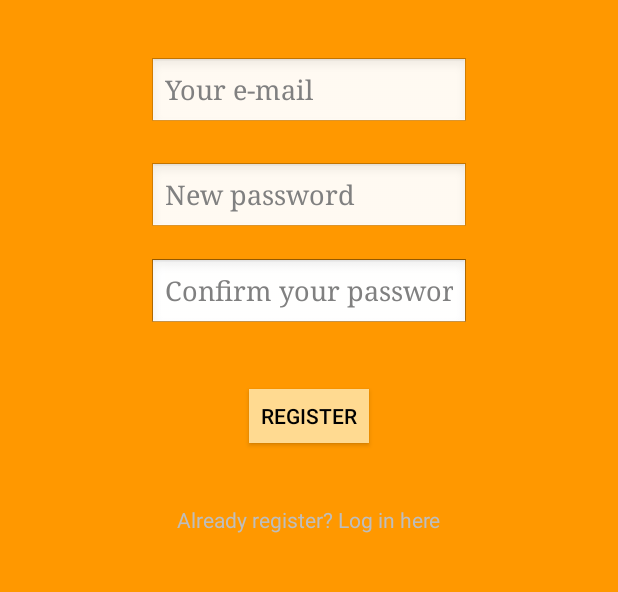
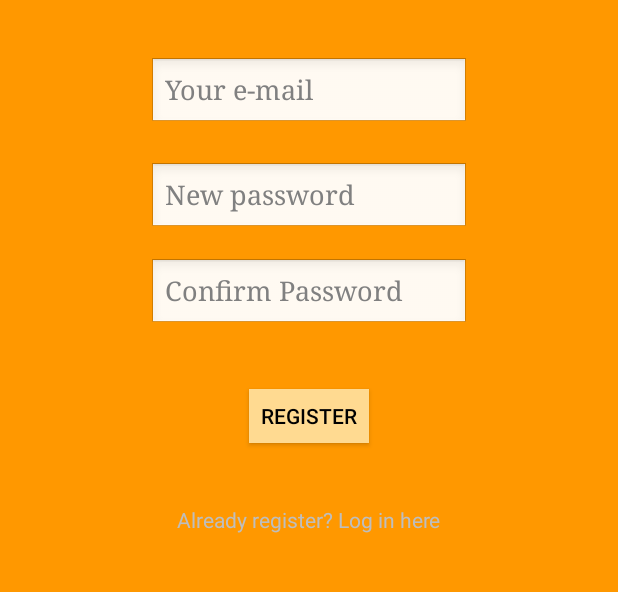
Before and after one commit to ramosjanoah/Simplicity, an Android app: the RegisterActivity screen opened directly, with no data from a screen before it, on a phone screen of 412 x 824 dp, the part 167-759 px from its top. Run offline under Robolectric (Android 15) with nearby library versions, the phone set to English and light mode, and no system bars; our stand-ins replace Firebase (no records; nobody signed in at launch, a user with empty details on screens opened directly).

Commit message:
Fixing Login and Register (3)

```diff
--- a/app/src/main/java/com/example/ramosjanoah/simplicity/HomeActivity.java
+++ b/app/src/main/java/com/example/ramosjanoah/simplicity/HomeActivity.java
@@ -31,6 +31,7 @@ public class HomeActivity extends Activity implements OnClickListener{
 
     @Override
     protected void onCreate(Bundle savedInstanceState) {
+        System.out.println("onCreate: HomeActivity.java");
         super.onCreate(savedInstanceState);
         setContentView(R.layout.activity_home);
         firebaseAuth = FirebaseAuth.getInstance();
--- a/app/src/main/java/com/example/ramosjanoah/simplicity/LoginActivity.java
+++ b/app/src/main/java/com/example/ramosjanoah/simplicity/LoginActivity.java
@@ -52,6 +52,7 @@ public class LoginActivity extends AppCompatActivity implements View.OnClickList
     }
 
     public void goRegister(View view) {
+        finish();
         Intent toRegisterScreen = new Intent(this, RegisterActivity.class);
         startActivity(toRegisterScreen);
     }
@@ -60,6 +61,7 @@ public class LoginActivity extends AppCompatActivity implements View.OnClickList
     @Override
     public void onClick(View view) {
         if (view == buttonLogIn) {
+            finish();
             userLogIn();
         }
     }
--- a/app/src/main/java/com/example/ramosjanoah/simplicity/RegisterActivity.java
+++ b/app/src/main/java/com/example/ramosjanoah/simplicity/RegisterActivity.java
@@ -27,8 +27,8 @@ public class RegisterActivity extends Activity implements View.OnClickListener {
     private EditText editTextEmail;
     private EditText editTextPassword;
     private EditText editTextConfirmPassword;
-    private TextView textViewRegister;
 
+    private TextView AlreadyRegister;
     private ProgressDialog progressDialog;
 
     private FirebaseAuth firebaseAuth;
@@ -42,16 +42,16 @@ public class RegisterActivity extends Activity implements View.OnClickListener {
         progressDialog = new ProgressDialog(this);
         buttonRegister = (Button) findViewById(R.id.RegisterButtonRegister);
         editTextEmail = (EditText) findViewById(R.id.EmailTextFieldRegister);
-        editTextPassword = (EditText) findViewById(R.id.ConfirmPassword);
+        editTextPassword = (EditText) findViewById(R.id.PasswordTextField);
         editTextConfirmPassword = (EditText) findViewById(R.id.ConfirmPassword);
-        textViewRegister = (TextView) findViewById(R.id.RegisterLabel);
+        AlreadyRegister = (TextView) findViewById(R.id.AlreadyRegister);
+
         buttonRegister.setOnClickListener(this);
-
+        AlreadyRegister.setOnClickListener(this);
         firebaseAuth = FirebaseAuth.getInstance();
-        //textViewRegister.setOnClickListener(this);
     }
 
-    public void goLogin(View view) {
+    public void goLogin() {
         Intent toLoginScreen = new Intent(this, LoginActivity.class);
         startActivity(toLoginScreen);
     }
@@ -60,6 +60,9 @@ public class RegisterActivity extends Activity implements View.OnClickListener {
     public void onClick(View view) {
         if (view == buttonRegister) {
             registerUser();
+        } else if (view == AlreadyRegister) {
+            finish();
+            goLogin();
         }
     }
 
@@ -67,6 +70,8 @@ public class RegisterActivity extends Activity implements View.OnClickListener {
         String email = editTextEmail.getText().toString().trim();
         String password = editTextPassword.getText().toString().trim();
         String confirmPassword = editTextConfirmPassword.getText().toString().trim();
+        System.out.println("xxxxx1");
+        System.out.println(email + ", " + password + ", " + confirmPassword );
 
         if (TextUtils.isEmpty(email)) {
             // Kalo email kosong?
@@ -81,10 +86,12 @@ public class RegisterActivity extends Activity implements View.OnClickListener {
         }
 
         if (!(confirmPassword.equals(password))) {
-            // Kalo password kosong?
+            // Kalo confirm password gagal
             Toast.makeText(this, "Please confirm your password correcty", Toast.LENGTH_SHORT);
             return;
         }
+
+        System.out.println("xxxxx2");
 
         progressDialog.setMessage("Registering User...");
         progressDialog.show();
@@ -106,8 +113,5 @@ public class RegisterActivity extends Activity implements View.OnClickListener {
                     }
 
                 });
-
-
-
     }
 }
--- a/app/src/main/res/layout/activity_register.xml
+++ b/app/src/main/res/layout/activity_register.xml
@@ -30,7 +30,7 @@
         android:inputType="textPassword"
         android:ems="10"
         android:layout_marginTop="22dp"
-        android:id="@+id/editText"
+        android:id="@+id/PasswordTextField"
         android:layout_below="@+id/EmailTextFieldRegister"
         android:layout_alignLeft="@+id/EmailTextFieldRegister"
         android:layout_alignStart="@+id/EmailTextFieldRegister"
@@ -44,8 +44,7 @@
         android:layout_below="@+id/RegisterButtonRegister"
         android:layout_centerHorizontal="true"
         android:layout_marginTop="35dp"
-        android:id="@+id/AlreadyRegister"
-        android:onClick="goLogin" />
+        android:id="@+id/AlreadyRegister" />
 
     <EditText
         android:layout_width="wrap_content"
@@ -54,10 +53,10 @@
         android:ems="10"
         android:layout_marginTop="16dp"
         android:id="@+id/ConfirmPassword"
-        android:hint=" "
-        android:layout_below="@+id/editText"
-        android:layout_alignLeft="@+id/editText"
-        android:layout_alignStart="@+id/editText"
+        android:hint="Confirm Password"
+        android:layout_below="@+id/PasswordTextField"
+        android:layout_alignLeft="@+id/PasswordTextField"
+        android:layout_alignStart="@+id/PasswordTextField"
         android:fontFamily="serif" />
 
     <EditText
@@ -72,26 +71,13 @@
         android:layout_below="@+id/RegisterLabel"
         android:layout_centerHorizontal="true" />
 
-    <EditText
-        android:layout_width="wrap_content"
-        android:layout_height="wrap_content"
-        android:inputType="textPassword"
-        android:ems="10"
-        android:id="@+id/editText3"
-        android:hint="Confirm your password"
-        android:fontFamily="serif"
-        android:layout_alignBaseline="@+id/ConfirmPassword"
-        android:layout_alignBottom="@+id/ConfirmPassword"
-        android:layout_alignLeft="@+id/ConfirmPassword"
-        android:layout_alignStart="@+id/ConfirmPassword" />
-
     <Button
         android:text="Register"
         android:layout_width="wrap_content"
         android:layout_height="wrap_content"
         style="@style/Widget.AppCompat.Button.Colored"
         android:id="@+id/RegisterButtonRegister"
-        android:onClick="goRegister"
+        android:onClick="goRegister (LoginActivity)"
         android:layout_marginTop="33dp"
         android:layout_below="@+id/ConfirmPassword"
         android:layout_centerHorizontal="true" />
```
Also changed, not shown: 28 other files.
